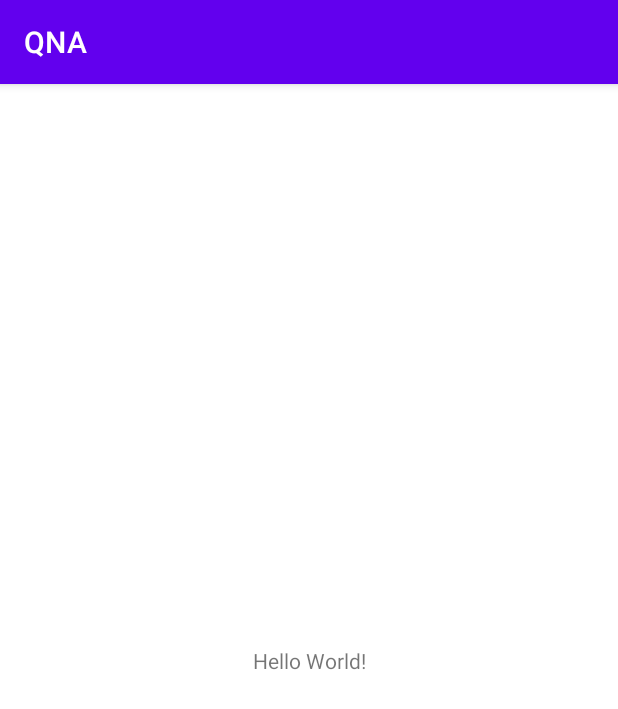
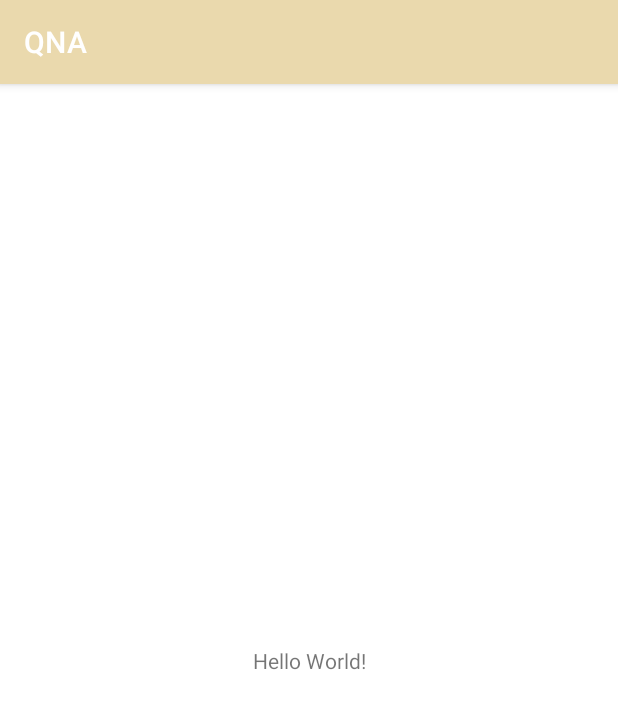
Before and after one commit to kim-geun/QNA, an Android app: the screen it shows after launch (MainActivity), on a phone screen of 412 x 824 dp. Shown: the top 709 px of the screen. Run offline under Robolectric (Android 15) with nearby library versions, the phone set to English and light mode, and no system bars.

Commit message:
//컬러 설정

```diff
--- a/app/src/main/res/values-night/themes.xml
+++ b/app/src/main/res/values-night/themes.xml
@@ -2,12 +2,12 @@
     <!-- Base application theme. -->
     <style name="Theme.QNA" parent="Theme.MaterialComponents.DayNight.DarkActionBar">
         <!-- Primary brand color. -->
-        <item name="colorPrimary">@color/purple_200</item>
-        <item name="colorPrimaryVariant">@color/purple_700</item>
+        <item name="colorPrimary">@color/beige_200</item>
+        <item name="colorPrimaryVariant">@color/beige_700</item>
         <item name="colorOnPrimary">@color/black</item>
         <!-- Secondary brand color. -->
-        <item name="colorSecondary">@color/teal_200</item>
-        <item name="colorSecondaryVariant">@color/teal_200</item>
+        <item name="colorSecondary">@color/point_light</item>
+        <item name="colorSecondaryVariant">@color/point_dark</item>
         <item name="colorOnSecondary">@color/black</item>
         <!-- Status bar color. -->
         <item name="android:statusBarColor" tools:targetApi="l">?attr/colorPrimaryVariant</item>
--- a/app/src/main/res/values/colors.xml
+++ b/app/src/main/res/values/colors.xml
@@ -1,10 +1,11 @@
 <?xml version="1.0" encoding="utf-8"?>
 <resources>
-    <color name="purple_200">#FFBB86FC</color>
-    <color name="purple_500">#FF6200EE</color>
-    <color name="purple_700">#FF3700B3</color>
-    <color name="teal_200">#FF03DAC5</color>
-    <color name="teal_700">#FF018786</color>
+    <color name="beige_200">#FEF7E5</color>
+    <color name="beige_500">#EAD9AD</color>
+    <color name="beige_700">#D4B888</color>
+    <color name="point_light">#C8A28B</color>
+    <color name="point_dark">#6C4747</color>
+    <color name="pink">#F5C0AE</color>
     <color name="black">#FF000000</color>
     <color name="white">#FFFFFFFF</color>
 </resources>
--- a/app/src/main/res/values/themes.xml
+++ b/app/src/main/res/values/themes.xml
@@ -2,12 +2,12 @@
     <!-- Base application theme. -->
     <style name="Theme.QNA" parent="Theme.MaterialComponents.DayNight.DarkActionBar">
         <!-- Primary brand color. -->
-        <item name="colorPrimary">@color/purple_500</item>
-        <item name="colorPrimaryVariant">@color/purple_700</item>
+        <item name="colorPrimary">@color/beige_500</item>
+        <item name="colorPrimaryVariant">@color/beige_700</item>
         <item name="colorOnPrimary">@color/white</item>
         <!-- Secondary brand color. -->
-        <item name="colorSecondary">@color/teal_200</item>
-        <item name="colorSecondaryVariant">@color/teal_700</item>
+        <item name="colorSecondary">@color/point_light</item>
+        <item name="colorSecondaryVariant">@color/point_dark</item>
         <item name="colorOnSecondary">@color/black</item>
         <!-- Status bar color. -->
         <item name="android:statusBarColor" tools:targetApi="l">?attr/colorPrimaryVariant</item>
```
